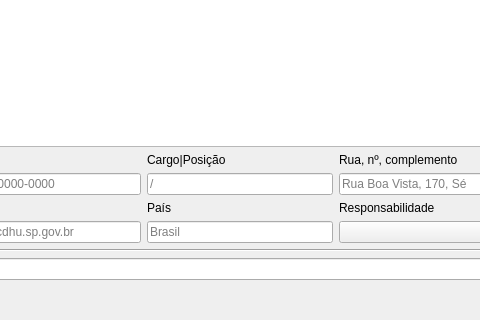
Old version of the form AppData/Roaming/QGIS/QGIS3/profiles/default/python/plugins/GeoMetadata/GeoMetadata_dialog_base.ui in the repository maviz991/qgis-geometadata-plugin; both pictures show x 632 to 1112 and y 103 to 423 of the 1308 by 675 pixel window.
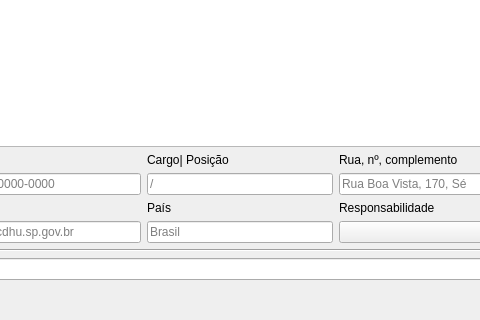
New version of the form. Icons and pictures are not drawn.

What changed in the file:
```diff
--- a/AppData/Roaming/QGIS/QGIS3/profiles/default/python/plugins/GeoMetadata/GeoMetadata_dialog_base.ui
+++ b/AppData/Roaming/QGIS/QGIS3/profiles/default/python/plugins/GeoMetadata/GeoMetadata_dialog_base.ui
@@ -1031,7 +1031,7 @@
         </sizepolicy>
        </property>
        <property name="text">
-        <string>Cargo|Posição</string>
+        <string>Cargo| Posição</string>
        </property>
        <property name="alignment">
         <set>Qt::AlignBottom|Qt::AlignLeading|Qt::AlignLeft</set>
```
